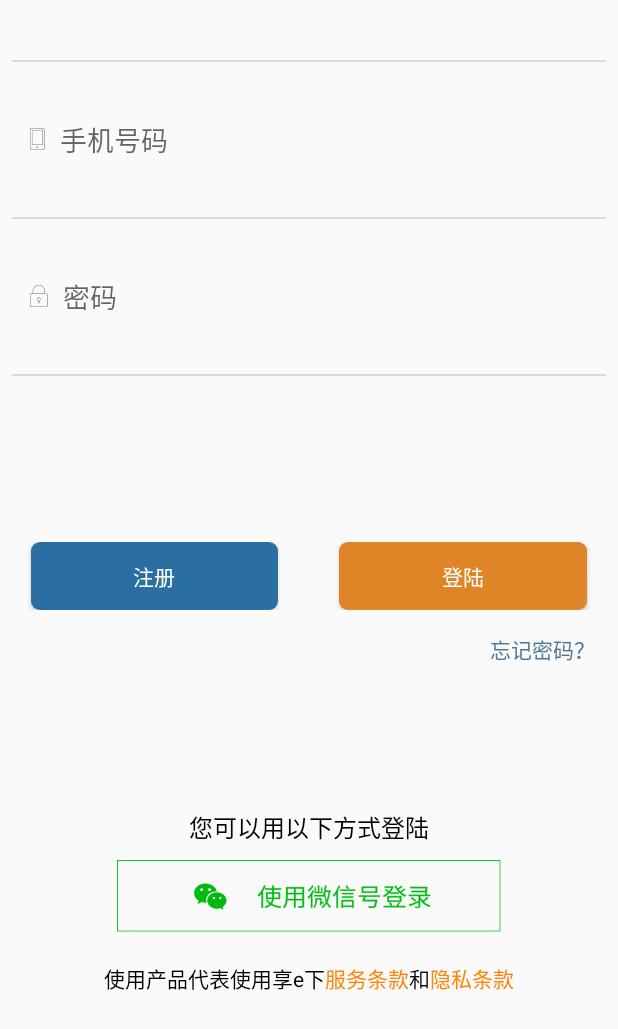
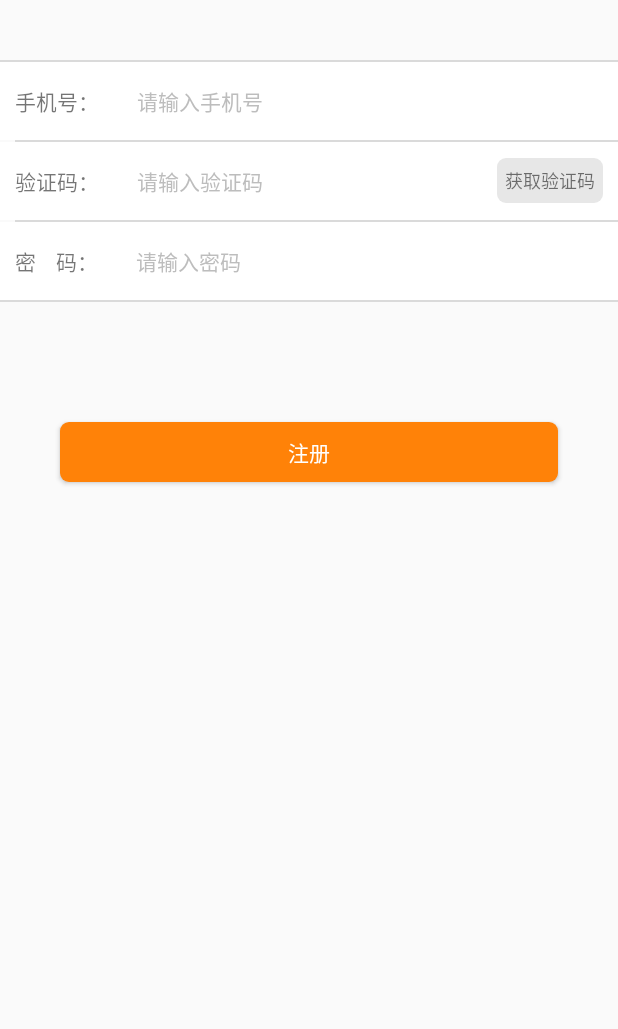
Before and after one commit to SeeSmile/rebuild, an Android app: the LoginActivity screen opened directly, with no data from a screen before it, after a tap on "注册", on a phone screen of 412 x 824 dp. Shown: the top 1029 px of the screen. Run offline under Robolectric (Android 15) with nearby library versions, the phone set to English and light mode, and no system bars; our stand-ins replace ButterKnife; libraries missing offline, so code that uses them is left out: com.loopj.android, com.squareup.okhttp, cz.msebera.android; 1 statement that could not run was skipped.

Commit message:
second commit
hava commit register and login, we also can do it to login!

```diff
--- a/app/src/main/AndroidManifest.xml
+++ b/app/src/main/AndroidManifest.xml
@@ -44,6 +44,10 @@
         <!--修改密码-->
         <activity android:name=".activitys.AlterPwdActivity"
             android:screenOrientation="portrait"/>
+
+        <!--个人注册-->
+        <activity android:name=".activitys.RegisterActivity"
+            android:screenOrientation="portrait"/>
     </application>
 
 </manifest>
--- /dev/null
+++ b/app/src/main/java/com/a360ads/eshare/activitys/RegisterActivity.java
@@ -0,0 +1,58 @@
+package com.a360ads.eshare.activitys;
+
+import android.os.Bundle;
+import android.view.View;
+import android.widget.Button;
+import android.widget.EditText;
+import android.widget.TextView;
+
+import com.a360ads.eshare.R;
+import com.a360ads.eshare.base.CodeActivity;
+import com.a360ads.eshare.interfaces.EcodeHelper;
+
+import butterknife.InjectView;
+
+/**
+ * 说明：注册界面
+ * Created by FuPei
+ * on 2016/1/22 at 17:23
+ */
+public class RegisterActivity extends CodeActivity {
+
+    @InjectView(R.id.et_phone)
+    public EditText et_phone;
+    @InjectView(R.id.et_code)
+    public EditText et_code;
+    @InjectView(R.id.tv_getcode)
+    public TextView tv_getcode;
+    @InjectView(R.id.et_password)
+    public EditText et_password;
+    @InjectView(R.id.btn_submit)
+    public Button btn_submit;
+
+    @Override
+    protected void onCreate(Bundle savedInstanceState) {
+        super.onCreate(savedInstanceState);
+        setContentView(R.layout.activity_register);
+    }
+
+    @Override
+    public TYPE getType() {
+        return TYPE.REGISTER;
+    }
+
+    @Override
+    public EditText getEtPhone() {
+        return et_phone;
+    }
+
+    @Override
+    public EditText getEtcode() {
+        return et_code;
+    }
+
+    @Override
+    public View getVGetcode() {
+        return tv_getcode;
+    }
+}
--- a/app/src/main/java/com/a360ads/eshare/data/Constant.java
+++ b/app/src/main/java/com/a360ads/eshare/data/Constant.java
@@ -29,6 +29,11 @@ public class Constant {
     public static final String URL_JUDGE_PHONE = SERVER_ONE + "UserIsPhone";
 
     /**
+     * 个人端用户登录
+     */
+    public static final String URL_USER_LOGIN = SERVER_ONE + "UserLogin";
+
+    /**
      * 加密key
      */
     public static final String DES_KEY = "ooCZc5DIoVpUrsJ7JKiJFKb5OZmLw2Ob";
--- a/app/src/main/java/com/a360ads/eshare/interfaces/ApiListener.java
+++ b/app/src/main/java/com/a360ads/eshare/interfaces/ApiListener.java
@@ -29,9 +29,8 @@ public interface ApiListener {
         public void onFail() {
             onJsonFail();
         }
-
+        public abstract void onJsonLoad(JSONObject json);
         public abstract void onJsonFail();
-        public abstract void onJsonLoad(JSONObject json);
     }
 
 }
--- /dev/null
+++ b/app/src/main/res/layout/activity_register.xml
@@ -0,0 +1,102 @@
+<?xml version="1.0" encoding="utf-8"?>
+<LinearLayout xmlns:android="http://schemas.android.com/apk/res/android"
+    android:layout_width="match_parent"
+    android:orientation="vertical"
+    android:layout_height="match_parent">
+    <TextView
+        style="@style/line_thin"
+        android:layout_marginTop="40dp" />
+
+    <LinearLayout
+        android:layout_width="match_parent"
+        android:layout_height="wrap_content"
+        android:background="#ffffff"
+        android:gravity="center_vertical"
+        android:orientation="horizontal"
+        android:paddingLeft="10dp"
+        android:paddingRight="10dp">
+
+        <TextView
+            style="@style/AlterPwdTv"
+            android:text="手机号：" />
+
+        <EditText
+            android:inputType="number"
+            android:maxLength="11"
+            android:singleLine="true"
+            android:id="@+id/et_phone"
+            android:hint="请输入手机号"
+            style="@style/AlterPwdEt" />
+    </LinearLayout>
+
+    <TextView
+        style="@style/line_thin"
+        android:layout_marginLeft="10dp" />
+
+    <LinearLayout
+        android:layout_width="match_parent"
+        android:layout_height="wrap_content"
+        android:background="#ffffff"
+        android:gravity="center_vertical"
+        android:orientation="horizontal"
+        android:paddingLeft="10dp"
+        android:paddingRight="10dp">
+
+        <TextView
+            style="@style/AlterPwdTv"
+            android:text="验证码：" />
+
+        <EditText
+            android:id="@+id/et_code"
+            style="@style/AlterPwdEt"
+            android:hint="请输入验证码" />
+
+        <TextView
+            android:id="@+id/tv_getcode"
+            android:layout_width="wrap_content"
+            android:layout_height="30dp"
+            android:layout_marginLeft="10dp"
+            android:textSize="12dp"
+            android:padding="5dp"
+            android:background="@drawable/selector_getcode"
+            android:gravity="center"
+            android:text="获取验证码" />
+    </LinearLayout>
+
+    <TextView
+        style="@style/line_thin"
+        android:layout_marginLeft="10dp" />
+
+    <LinearLayout
+        android:layout_width="match_parent"
+        android:layout_height="wrap_content"
+        android:background="#ffffff"
+        android:gravity="center_vertical"
+        android:orientation="horizontal"
+        android:paddingLeft="10dp"
+        android:paddingRight="10dp">
+
+        <TextView
+            style="@style/AlterPwdTv"
+            android:text="密    码：" />
+
+        <EditText
+            android:id="@+id/et_password"
+            style="@style/AlterPwdEt"
+            android:hint="请输入密码"
+            />
+    </LinearLayout>
+    <TextView
+        style="@style/line_thin" />
+
+    <Button
+        android:id="@+id/btn_submit"
+        android:layout_width="match_parent"
+        android:layout_height="40dp"
+        android:layout_marginLeft="40dp"
+        android:layout_marginRight="40dp"
+        android:layout_marginTop="80dp"
+        android:background="@drawable/shape_btn_commit"
+        android:text="注册"
+        android:textColor="#ffffff" />
+</LinearLayout>
```
Also changed, not shown: app/src/main/java/com/a360ads/eshare/activitys/LoginActivity.java (+36 -1 lines), app/src/main/java/com/a360ads/eshare/base/BaseEntity.java (added, +31 -0 lines), app/src/main/java/com/a360ads/eshare/entitys/LoginEntity.java (added, +25 -0 lines), 2 other files.
